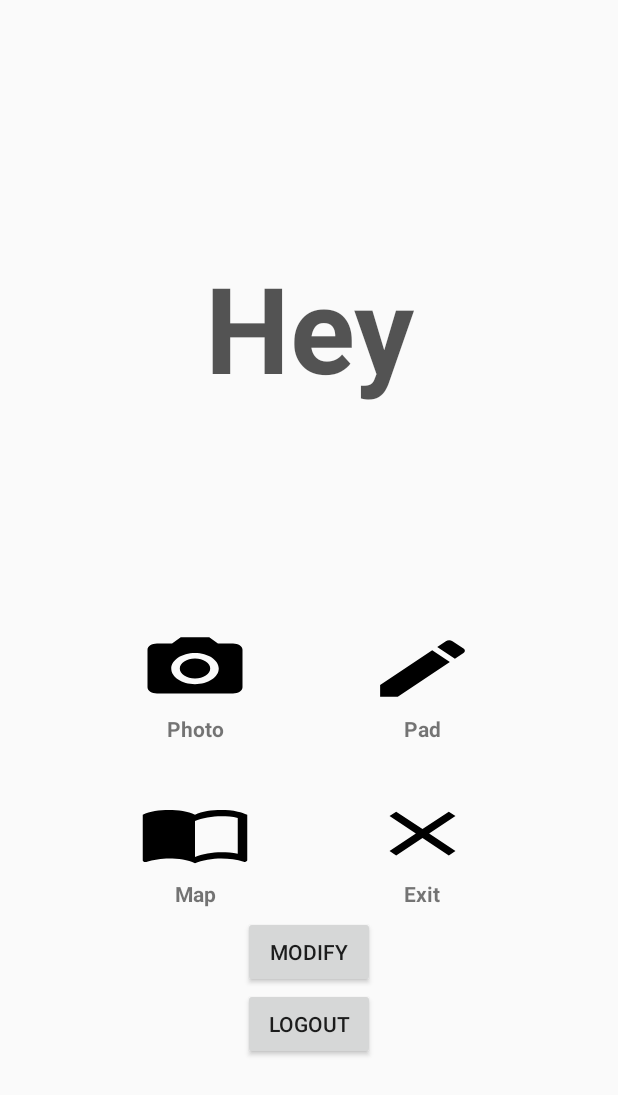
After one commit to tmdgns110/signproject, an Android app: the layout activity_maintain.xml on its own in the app's theme, with its tools: preview values and no code run, on a phone screen of 412 x 824 dp. The commit adds this screen. Shown: the top 1095 px of the screen. Run offline under Robolectric (Android 15) with nearby library versions, the phone set to English and light mode, and no system bars.

```diff
--- a/Project_base_2/app/build.gradle
+++ b/Project_base_2/app/build.gradle
@@ -24,4 +24,6 @@ dependencies {
     testCompile 'junit:junit:4.12'
     compile 'com.android.support:appcompat-v7:24.0.0'
     compile 'com.android.support:design:24.0.0'
+    compile 'com.github.ParkSangGwon:TedPermission:v1.0.12'
+
 }
--- /dev/null
+++ b/Project_base_2/app/src/main/res/layout/activity_maintain.xml
@@ -0,0 +1,240 @@
+<?xml version="1.0" encoding="utf-8"?>
+<LinearLayout
+    xmlns:android="http://schemas.android.com/apk/res/android"
+    xmlns:tools="http://schemas.android.com/tools"
+    android:orientation="vertical"
+    android:layout_width="match_parent"
+    android:layout_height="match_parent"
+    android:paddingLeft="16dp"
+    android:paddingRight="16dp"
+    android:paddingTop="16dp"
+    android:paddingBottom="16dp"
+    tools:context="kr.soen.project_base_2.MainActivity"
+    android:weightSum="1">
+
+    <!--제목-->
+    <TextView
+        android:layout_width="wrap_content"
+        android:layout_height="0dp"
+        android:layout_weight="0.8"
+        android:text="@string/app_name"
+        android:gravity="center"
+        android:layout_gravity="center"
+        android:textSize="80sp"
+        android:textColor="#AA000000"
+        android:textStyle="bold"
+        />
+
+    <LinearLayout
+        android:layout_width="match_parent"
+        android:layout_height="50dp"
+        android:orientation="horizontal"
+        android:weightSum="1">
+        <!--Photo, Pad 그림-->
+        <TextView
+            android:layout_width="0dp"
+            android:layout_height="match_parent"
+            android:layout_weight="0.2"
+            android:text="@string/Empty"/>
+
+        <ImageButton
+            android:id="@+id/Photo"
+            android:layout_weight="0.2"
+            android:layout_width="0dp"
+            android:layout_height="match_parent"
+            android:background="@drawable/ic_local_see_black_24dp"
+            android:gravity="center"
+            android:contentDescription="@string/Error"/>
+        <TextView
+            android:layout_width="0dp"
+            android:layout_height="match_parent"
+            android:layout_weight="0.2"
+            android:text="@string/Empty"/>
+        <ImageButton
+            android:id="@+id/Pad"
+            android:layout_width="0dp"
+            android:layout_height="match_parent"
+            android:layout_weight="0.2"
+            android:background="@drawable/ic_create_black_24dp"
+            android:gravity="center"
+            android:contentDescription="@string/Error"/>
+
+        <TextView
+            android:layout_width="0dp"
+            android:layout_height="match_parent"
+            android:layout_weight="0.2"
+            android:text="@string/Empty"/>
+
+    </LinearLayout>
+
+    <!--Photo,Pad 글씨-->
+
+    <LinearLayout
+        android:layout_width="match_parent"
+        android:layout_height="30dp"
+        android:orientation="horizontal"
+        android:weightSum="1">
+
+        <TextView
+            android:layout_width="0dp"
+            android:layout_height="match_parent"
+            android:layout_weight="0.2"
+            android:text="@string/Empty"/>
+
+        <TextView
+            android:layout_width="0dp"
+            android:layout_height="match_parent"
+            android:layout_weight="0.2"
+            android:text="@string/Photo"
+            android:gravity="center"
+            android:textStyle="bold"/>
+
+        <TextView
+            android:layout_width="0dp"
+            android:layout_height="match_parent"
+            android:layout_weight="0.2"
+            android:text="@string/Empty"/>
+
+        <TextView
+            android:layout_width="0dp"
+            android:layout_height="match_parent"
+            android:layout_weight="0.2"
+            android:text="@string/Pad"
+            android:gravity="center"
+            android:textStyle="bold"/>
+
+
+
+        <TextView
+            android:layout_width="0dp"
+            android:layout_height="match_parent"
+            android:layout_weight="0.2"
+            android:text="@string/Empty"/>
+
+
+    </LinearLayout>
+
+    <!--메뉴 사이 공백-->
+
+    <LinearLayout
+        android:layout_width="match_parent"
+        android:layout_height="30dp"
+        android:orientation="vertical">
+
+        <TextView
+            android:layout_width="wrap_content"
+            android:layout_height="wrap_content"
+            android:text="@string/Empty"/>
+
+    </LinearLayout>
+
+
+    <!--Map, Exit 그림-->
+
+    <LinearLayout
+        android:layout_width="match_parent"
+        android:layout_height="50dp"
+        android:orientation="horizontal"
+        android:weightSum="1">
+
+        <TextView
+            android:layout_width="0dp"
+            android:layout_height="match_parent"
+            android:layout_weight="0.2"
+            android:text="@string/Empty"/>
+
+        <ImageButton
+            android:id="@+id/Map"
+            android:layout_weight="0.2"
+            android:layout_width="0dp"
+            android:layout_height="match_parent"
+            android:background="@drawable/ic_import_contacts_black_24dp"
+            android:gravity="center"
+            android:contentDescription="@string/Error"/>
+        <TextView
+            android:layout_width="0dp"
+            android:layout_height="match_parent"
+            android:layout_weight="0.2"
+            android:text="@string/Empty"/>
+        <ImageButton
+            android:id="@+id/Exit"
+            android:layout_width="0dp"
+            android:layout_height="match_parent"
+            android:layout_weight="0.2"
+            android:background="@drawable/ic_close_black_24dp"
+            android:gravity="center"
+            android:contentDescription="@string/Error"/>
+
+        <TextView
+            android:layout_width="0dp"
+            android:layout_height="match_parent"
+            android:layout_weight="0.2"
+            android:text="@string/Empty"/>
+
+    </LinearLayout>
+
+    <!--Map, Exit 글씨-->
+
+    <LinearLayout
+        android:layout_width="match_parent"
+        android:layout_height="30dp"
+        android:orientation="horizontal"
+        android:weightSum="1">
+
+        <TextView
+            android:layout_width="0dp"
+            android:layout_height="match_parent"
+            android:layout_weight="0.2"
+            android:text="@string/Empty"/>
+
+        <TextView
+            android:layout_width="0dp"
+            android:layout_height="match_parent"
+            android:layout_weight="0.2"
+            android:text="@string/Map"
+            android:gravity="center"
+            android:textStyle="bold"/>
+
+        <TextView
+            android:layout_width="0dp"
+            android:layout_height="match_parent"
+            android:layout_weight="0.2"
+            android:text="@string/Empty"/>
+
+        <TextView
+            android:layout_width="0dp"
+            android:layout_height="match_parent"
+            android:layout_weight="0.2"
+            android:text="@string/Exit"
+            android:gravity="center"
+            android:textStyle="bold"/>
+
+
+
+        <TextView
+            android:layout_width="0dp"
+            android:layout_height="match_parent"
+            android:layout_weight="0.2"
+            android:text="@string/Empty"/>
+
+
+    </LinearLayout>
+
+    <Button
+        android:layout_width="wrap_content"
+        android:layout_height="wrap_content"
+        android:text="Modify"
+        android:id="@+id/btn_Modi"
+        android:layout_gravity="center_horizontal"
+        android:onClick="Modify" />
+
+    <Button
+        android:layout_width="wrap_content"
+        android:layout_height="wrap_content"
+        android:text="LOGOUT"
+        android:id="@+id/button"
+        android:onClick="LOGOUT"
+        android:layout_gravity="center_horizontal" />
+
+
+</LinearLayout>
--- a/Project_base_2/build.gradle
+++ b/Project_base_2/build.gradle
@@ -3,9 +3,11 @@
 buildscript {
     repositories {
         jcenter()
+
     }
     dependencies {
         classpath 'com.android.tools.build:gradle:2.1.2'
+
 
         // NOTE: Do not place your application dependencies here; they belong
         // in the individual module build.gradle files
@@ -15,6 +17,7 @@ buildscript {
 allprojects {
     repositories {
         jcenter()
+        maven { url "https://jitpack.io" }
     }
 }
 
```
Also changed, not shown: Project_base_2/app/src/main/java/kr/soen/project_base_2/BackgroundWorker.java (+18 -2 lines), Project_base_2/app/src/main/java/kr/soen/project_base_2/LoginActivity.java (+9 -0 lines), Project_base_2/app/src/main/java/kr/soen/project_base_2/MainActivity.java (+74 -5 lines), Project_base_2/app/src/main/java/kr/soen/project_base_2/ModifyActivity.java (+28 -1 lines), Project_base_2/app/src/main/java/kr/soen/project_base_2/RegisterActivity.java (+9 -0 lines), Project_base_2/app/src/main/res/layout/activity_login.xml (+14 -9 lines), Project_base_2/app/src/main/res/layout/activity_main.xml (+8 -1 lines), Project_base_2/app/src/main/res/layout/activity_modify.xml (+21 -7 lines), Project_base_2/app/src/main/res/drawable/feel.jpg (added), Project_base_2/app/src/main/res/drawable/pan.jpg (added), Project_base_2/app/src/main/res/drawable/panel.jpg (added), Project_base_2/app/src/main/res/drawable/yes.jpg (added), 50 other files.
